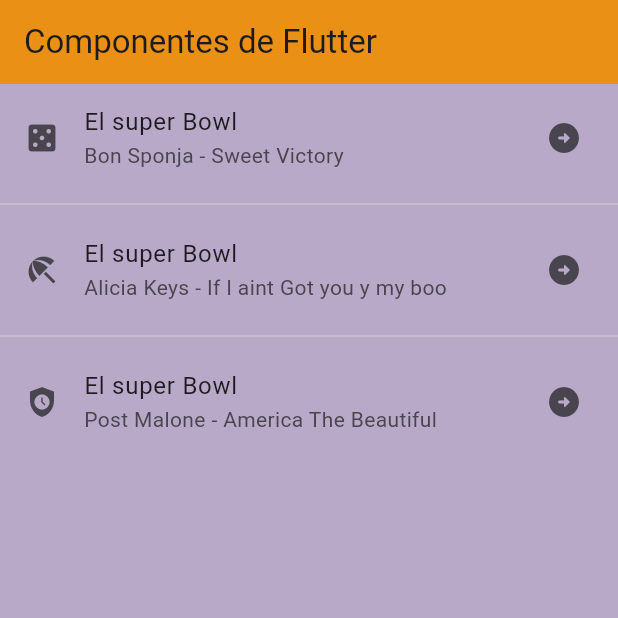
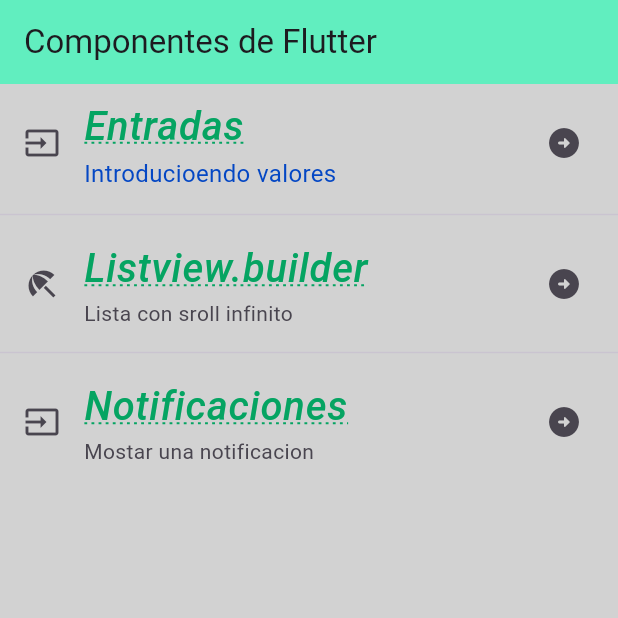
Before and after one commit to lauraHerSan01/componentes_flutter, a Flutter app: the screen it shows after launch, on a phone screen of 412 x 824 dp, the top half of it. Run offline on Flutter 3.47's test engine with Material 3 defaults, Android fonts, the phone set to English and light mode, and no system bars; our stand-ins replace google_fonts; Roboto replaces fonts that are missing (Abel).

Commit message:
Adding GoogleFonst and Textheme

```diff
--- a/lib/Screens/home_screen.dart
+++ b/lib/Screens/home_screen.dart
@@ -1,4 +1,5 @@
 import 'package:flutter/material.dart';
+import 'package:practica3/theme/app_theme.dart';
 
 class HomeScreen extends StatelessWidget {
   const HomeScreen({super.key});
@@ -9,26 +10,36 @@ class HomeScreen extends StatelessWidget {
       appBar: AppBar(title: const Text('Componentes de Flutter'),
       ),
       body: ListView(
-        children:const <Widget> [
+        children: <Widget> [
           ListTile(
-            title: Text('El super Bowl'),
-            subtitle: Text('Bon Sponja - Sweet Victory'),
-            leading: Icon(Icons.casino),
-            trailing: Icon(Icons.arrow_circle_right_rounded),
+            title: Text(
+              'Entradas',
+              style: AppTheme.lightTheme.textTheme.headlineLarge,
+              ),
+            subtitle: Text('Introducioendo valores',
+             style: AppTheme.lightTheme.textTheme.bodySmall,
+            ),
+            leading: const Icon(Icons.input),
+            trailing: const Icon(Icons.arrow_circle_right_rounded),
           ),
-          Divider(),
-          ListTile(
-            title: Text('El super Bowl'),
-            subtitle: Text('Alicia Keys - If I aint Got you y my boo'),
-            leading: Icon(Icons.beach_access),
-            trailing: Icon(Icons.arrow_circle_right_rounded),
+          const Divider(),
+           ListTile(
+            title: Text('Listview.builder',
+             style: AppTheme.lightTheme.textTheme.headlineLarge,
+             ),
+            subtitle: const Text('Lista con sroll infinito'),
+            leading: const Icon(Icons.beach_access),
+            trailing: const Icon(Icons.arrow_circle_right_rounded),
           ),
-          Divider(),
-          ListTile(
-            title: Text('El super Bowl'),
-            subtitle: Text('Post Malone - America The Beautiful'),
-            leading: Icon(Icons.safety_check),
-            trailing: Icon(Icons.arrow_circle_right_rounded),
+          const Divider(),
+           ListTile(
+            title: Text(
+              'Notificaciones',
+             style: AppTheme.lightTheme.textTheme.headlineLarge,
+             ),
+            subtitle: const Text('Mostar una notificacion '),
+            leading: const Icon(Icons.input),
+            trailing: const Icon(Icons.arrow_circle_right_rounded),
           ),
         ],
       ),
--- a/lib/theme/app_theme.dart
+++ b/lib/theme/app_theme.dart
@@ -1,18 +1,38 @@
 //Definicion de los temas de estilo de la app
 import 'package:flutter/material.dart';
-
+import 'package:google_fonts/google_fonts.dart';
 class AppTheme{
 //Constantes de color primario
-  static const primatyColoo = Color.fromARGB(255, 255, 0, 0);
+  static const primatyColor = Color.fromARGB(255, 5, 164, 98);
+  //constante de color secundario
+  static const secondaryColor = Color.fromARGB(255, 4, 71, 196);
+  //cponstante de color de fondo
+  static const backColor = Color.fromARGB(255, 27, 28, 28);
 
-  static const backColor = Color.fromARGB(45, 3, 67, 65);
 //Constante de tema
   static final ThemeData lightTheme = ThemeData.light().copyWith(
-      scaffoldBackgroundColor: const Color.fromARGB(142, 128, 100, 156),
-      primaryColor: const Color.fromARGB(246, 217, 12, 115),
+      scaffoldBackgroundColor: const Color.fromARGB(142, 175, 174, 175),
+      primaryColor: const Color.fromARGB(246, 247, 247, 247),
       appBarTheme: const AppBarTheme(
-        color: Color.fromARGB(255, 234, 145, 789),
-  ));
+        color: Color.fromARGB(255, 97, 238, 191)
+  ),
+  textTheme: TextTheme(
+    //titulos muy grandes
+    headlineLarge: GoogleFonts.prozaLibre(
+    color: primatyColor,
+    fontSize: 26.5,
+    fontWeight: FontWeight.w500,
+    fontStyle: FontStyle.italic,
+    decoration:TextDecoration.underline,
+    decorationColor: primatyColor,
+    decorationStyle: TextDecorationStyle.dotted,
+  ),
+  //Estilo para texto muy pequeño
+    bodySmall: GoogleFonts.abel(
+      color: secondaryColor,
+      fontSize: 16.0,
+    ),
+  ),
+  );
 
-  static final ThemeData darkTheme = ThemeData.dark().copyWith();
 }
--- a/pubspec.yaml
+++ b/pubspec.yaml
@@ -9,11 +9,12 @@ environment:
 dependencies:
   flutter:
     sdk: flutter
+  google_fonts: ^6.1.0
 
 dev_dependencies:
   flutter_test:
     sdk: flutter
-  flutter_lints: ^2.0.0
+  flutter_lints: ^3.0.1
 
 flutter:
   uses-material-design: true
```
Also changed, not shown: pubspec.lock.
